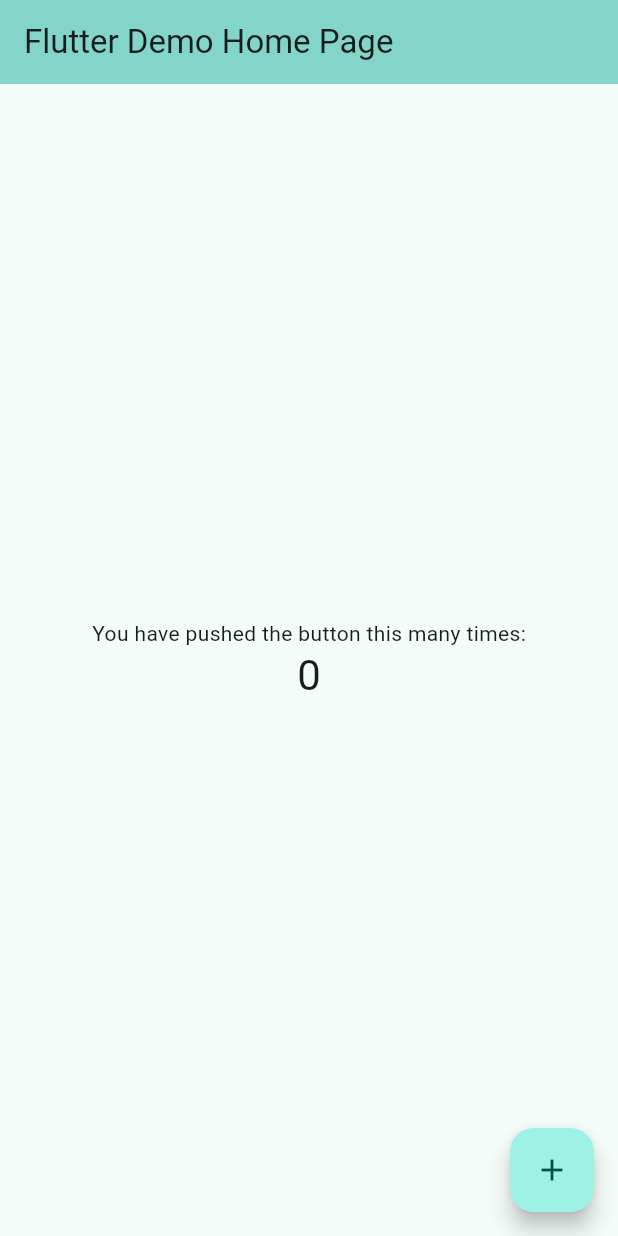
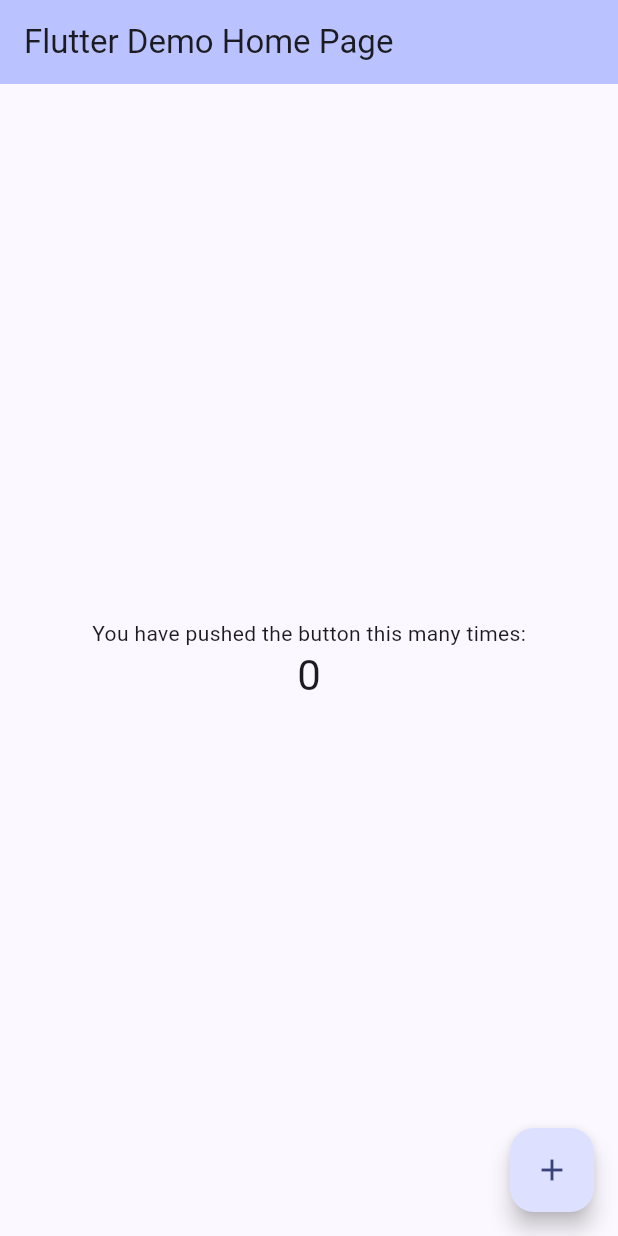
Before and after one commit to AEG14/sample_app, a Flutter app: the screen it shows after launch, on a phone screen of 412 x 824 dp. Run offline on Flutter 3.47's test engine with Material 2 defaults, Android fonts, the phone set to English and light mode, and no system bars.

Commit message:
"sample test VS msg"

```diff
--- a/lib/main.dart
+++ b/lib/main.dart
@@ -28,7 +28,7 @@ class MyApp extends StatelessWidget {
         //
         // This works for code too, not just values: Most code changes can be
         // tested with just a hot reload.
-        colorScheme: ColorScheme.fromSeed(seedColor: Colors.teal),
+        colorScheme: ColorScheme.fromSeed(seedColor: Colors.indigo),
         useMaterial3: true,
       ),
       home: const MyHomePage(title: 'Flutter Demo Home Page'),
```
